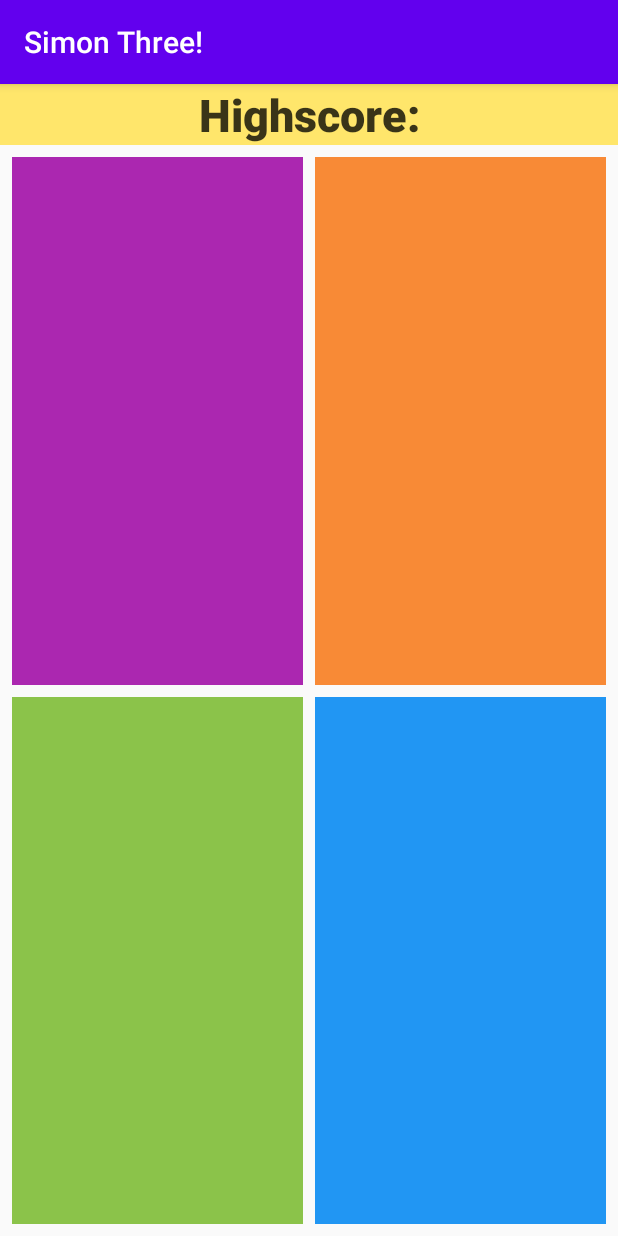
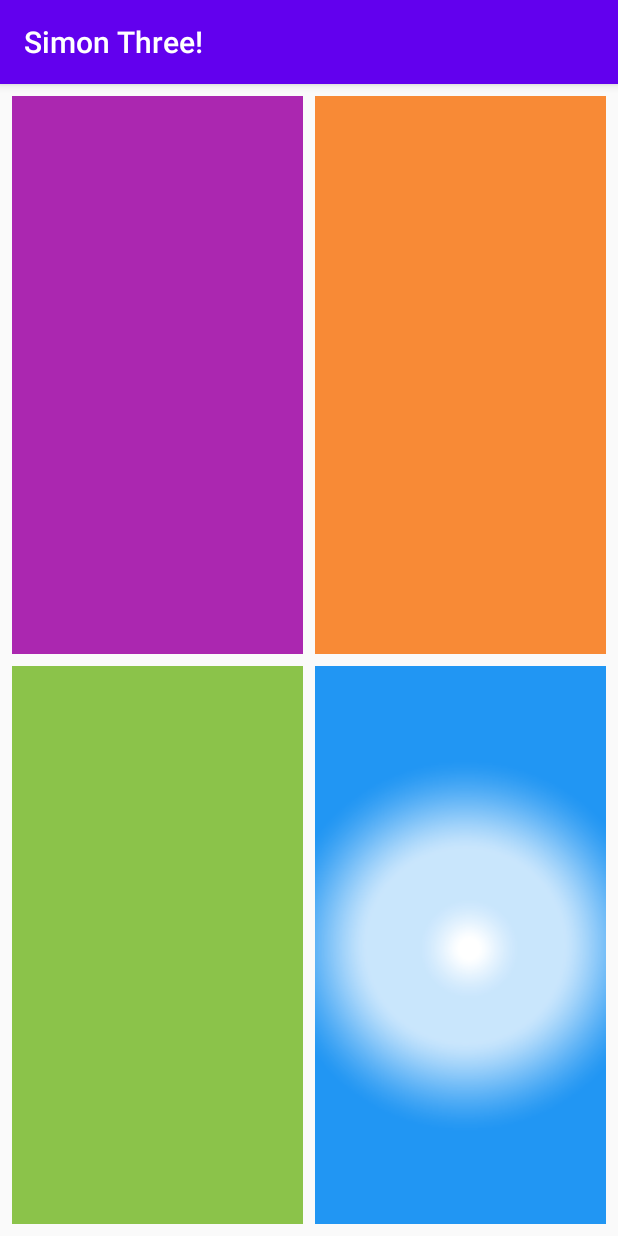
Before and after one commit to CGreenup/SimonThree, an Android app: the Game screen opened directly, with no data from a screen before it, after a tap on an icon or button, on a phone screen of 412 x 824 dp. Run offline under Robolectric (Android 15) with nearby library versions, the phone set to English and light mode, and no system bars; 3 other taps on this screen came first.

Commit message:
Revert "Added beeping"
This reverts commit 42b529e7

```diff
--- a/app/src/main/java/com/chrisgreenup/simonthree/Game.java
+++ b/app/src/main/java/com/chrisgreenup/simonthree/Game.java
@@ -1,15 +1,5 @@
 package com.chrisgreenup.simonthree;
 
-//TODO: make comparison of user input to one place in the history
-//TODO: add stuff to history
-//TODO: make player wait for simon to finish showing pattern
-//TODO: add high score
-//TODO: add writing high score to file
-//TODO: write high score from file during onCreate, unless file is empty
-
-import android.annotation.SuppressLint;
-import android.media.AudioAttributes;
-import android.media.SoundPool;
 import android.os.AsyncTask;
 import android.os.Bundle;
 import android.util.Log;
@@ -19,9 +9,7 @@ import android.widget.ImageButton;
 import androidx.appcompat.app.AppCompatActivity;
 
 import java.util.ArrayList;
-import java.util.HashSet;
 import java.util.Random;
-import java.util.Set;
 
 public class Game extends AppCompatActivity
 implements View.OnClickListener {
@@ -37,8 +25,6 @@ implements View.OnClickListener {
     //For determining the user's place in the sequence
     private int index;
 
-    private boolean playersTurn;
-
     private enum buttonCommands{
         RED, YELLOW, GREEN, BLUE;
         private static buttonCommands [] buttons = values();
@@ -48,54 +34,7 @@ implements View.OnClickListener {
         }
     }
 
-    private buttonCommands button = buttonCommands.RED;
-
-    //Variables of imagebuttons to let Simon flash and beep them to signal the player
-    private ImageButton imageButtonRed ;
-    private ImageButton imageButtonYellow ;
-    private ImageButton imageButtonGreen ;
-    private ImageButton imageButtonBlue;
-
-
-    private SoundPool soundPool;
-    private Set<Integer> soundsLoaded;
-
-    int beep1Id;
-    int beep2Id;
-    int beep3Id;
-    int beep4Id;
-
-    @Override
-    protected void onCreate(Bundle savedInstanceState) {
-        super.onCreate(savedInstanceState);
-        setContentView(R.layout.game_board);
-        soundsLoaded = new HashSet<Integer>();
-
-
-
-        //TODO: Set up buttons based on game mode (mainly color)
-
-        String id = "simon_button_";
-        for (int i = 0; i < 4; i++){
-            int resID = getResources().getIdentifier(id + i, "id", getPackageName());
-            ImageButton imageButton = findViewById(resID);
-            imageButton.setImageResource(R.drawable.light_off);
-            imageButton.setOnClickListener(this);
-        }
-
-        if (history != null){
-            history.clear();
-        }else{
-            history = new ArrayList<>();
-        }
-        history.add(button.next());
-
-        imageButtonRed = findViewById(R.id.simon_button_0);
-        imageButtonYellow = findViewById(R.id.simon_button_1);
-        imageButtonGreen = findViewById(R.id.simon_button_2);
-        imageButtonBlue = findViewById(R.id.simon_button_3);
-    }
-
+    buttonCommands button;
 
     @Override
     public void onClick(View view) {
@@ -119,30 +58,22 @@ implements View.OnClickListener {
                 break;
         }
 
+        ((ImageButton) view).setImageResource(R.drawable.light_on);
+        try {
+            Thread.sleep(300);
+        } catch (InterruptedException e) {
+            e.printStackTrace();
+        }
+        ((ImageButton) view).setImageResource(R.drawable.light_off);
+
+
         Log.i("SIMONSAYS", currentColor.toString());
 
-        //Make the button pressed beep
-        //soundsLoaded = new HashSet<Integer>();
-
-        //Make the button pressed flash
         ButtonFlash bf = new ButtonFlash();
         bf.execute((ImageButton) view);
 
-        //Make the button pressed beep
-        playBeep(currentColor);
-
-        history.add(button.next());
-
-        Log.i("SIMONHISTORY", "_____________________");
-        for (int i = 0; i < history.size(); i++){
-            Log.i("SIMONHISTORY", history.get(i).toString());
-        }
-        SimonSay ss = new SimonSay();
-        ss.execute();
-
     }
 
-    //Class for making the buttons on-screen flash as if there were an LED behind them
     class ButtonFlash extends AsyncTask<ImageButton, Void, Void> {
 
         @Override
@@ -155,7 +86,7 @@ implements View.OnClickListener {
             });
 
             try {
-                Thread.sleep(200);
+                Thread.sleep(300);
             } catch (InterruptedException e) {
                 e.printStackTrace();
             }
@@ -171,110 +102,32 @@ implements View.OnClickListener {
         }
     }
 
-    private void playBeep(buttonCommands color){
-        if (color.equals(button.RED)){
-            if (soundsLoaded.contains(beep1Id)){
-                soundPool.play(beep1Id, 1.0f, 1.0f,
-                        0, 0, 1.0f);
-            }
-        }
-        else if (color.equals(button.YELLOW)){
-            if (soundsLoaded.contains(beep2Id)){
-                soundPool.play(beep2Id, 1.0f, 1.0f,
-                        0, 0, 1.0f);
-            }
-        }
-        else if (color.equals(button.GREEN)){
-            if (soundsLoaded.contains(beep3Id)){
-                soundPool.play(beep3Id, 1.0f, 1.0f,
-                        0, 0, 1.0f);
-            }
-        }
-        else if (color.equals(button.BLUE)){
-            if (soundsLoaded.contains(beep4Id)){
-                soundPool.play(beep4Id, 1.0f, 1.0f,
-                        0, 0, 1.0f);
-            }
+    @Override
+    protected void onCreate(Bundle savedInstanceState) {
+        super.onCreate(savedInstanceState);
+        setContentView(R.layout.game_board);
+
+        //TODO: Set up buttons based on game mode (mainly color)
+
+        String id = "simon_button_";
+        for (int i = 0; i < 4; i++){
+            int resID = getResources().getIdentifier(id + i, "id", getPackageName());
+            ImageButton button = findViewById(resID);
+            button.setImageResource(R.drawable.light_off);
+            button.setOnClickListener(this);
         }
 
+        if (history != null)
+            history.clear();
     }
 
 
-    @Override
-    protected void onResume() {
-        super.onResume();
-
-        AudioAttributes.Builder attrBuilder = new AudioAttributes.Builder();
-        attrBuilder.setUsage(AudioAttributes.USAGE_GAME);
-
-        SoundPool.Builder spBuilder = new SoundPool.Builder();
-        spBuilder.setAudioAttributes(attrBuilder.build());
-        spBuilder.setMaxStreams(2);
-
-        soundPool = spBuilder.build();
-
-        soundPool.setOnLoadCompleteListener(new SoundPool.OnLoadCompleteListener() {
-            @Override
-            public void onLoadComplete(SoundPool soundPool, int sampleId, int status) {
-                if (status == 0){
-                    Log.i("SOUND", "Sound loaded " + sampleId);
-                    soundsLoaded.add(sampleId);
-                }else{
-                    Log.i("SOUND", "ERROR, cannot load sound status = " + status);
-                }
-            }
-        });
-
-        beep1Id  = soundPool.load(this, R.raw.bleep1, 1);
-        beep2Id  = soundPool.load(this, R.raw.bleep2, 1);
-        beep3Id  = soundPool.load(this, R.raw.bleep3, 1);
-        beep4Id = soundPool.load(this, R.raw.bleep4, 1);
-    }
-
-    class SimonSay extends AsyncTask<Void, Void, Void>{
-        @SuppressLint("WrongThread")
+    class simonPlay extends AsyncTask<Void, Void, Void>{
         @Override
         protected Void doInBackground(Void... voids) {
-            playersTurn = false;
-
-            try {
-                Thread.sleep(800);
-            } catch (InterruptedException e) {
-                e.printStackTrace();
-            }
-            ButtonFlash bf = new ButtonFlash();
-            for(int i = 0; i < history.size(); i++) {
-                bf.execute(getCorrespondingButton(history.get(i)));
-                try {
-                    Thread.sleep(800);
-                } catch (InterruptedException e) {
-                    e.printStackTrace();
-                }
-            }
+            history.add(button.next());
 
             return null;
         }
-
-        private ImageButton getCorrespondingButton(buttonCommands color){
-            if (color.equals(buttonCommands.RED))
-                return imageButtonRed;
-            else if (color.equals(buttonCommands.BLUE))
-                return imageButtonBlue;
-            else if (color.equals(buttonCommands.YELLOW))
-                return imageButtonYellow;
-            else if (color.equals(buttonCommands.GREEN))
-                return imageButtonGreen;
-            else{
-                Log.i("SIMONHISTORY", "ERROR WITH getCorrespondingButton");
-                return imageButtonRed;
-            }
-        }
-
-        //After Simon's turn, set it to the players turn and allow them to press buttons
-        @Override
-        protected void onPostExecute(Void aVoid) {
-            super.onPostExecute(aVoid);
-            playersTurn = true;
-        }
     }
 }
--- a/app/src/main/res/layout/game_board.xml
+++ b/app/src/main/res/layout/game_board.xml
@@ -18,7 +18,7 @@
         app:layout_constraintBottom_toTopOf="@+id/simon_button_2"
         app:layout_constraintEnd_toStartOf="@+id/simon_button_1"
         app:layout_constraintStart_toStartOf="parent"
-        app:layout_constraintTop_toBottomOf="@+id/high_score_tv"
+        app:layout_constraintTop_toTopOf="parent"
         app:srcCompat="@drawable/light_on" />
 
     <ImageButton
@@ -33,7 +33,7 @@
         app:layout_constraintBottom_toTopOf="@+id/simon_button_3"
         app:layout_constraintEnd_toEndOf="parent"
         app:layout_constraintStart_toEndOf="@+id/simon_button_0"
-        app:layout_constraintTop_toBottomOf="@+id/high_score_tv"
+        app:layout_constraintTop_toTopOf="parent"
         app:srcCompat="@drawable/light_on" />
 
     <ImageButton
@@ -65,18 +65,4 @@
         app:layout_constraintStart_toEndOf="@+id/simon_button_2"
         app:layout_constraintTop_toBottomOf="@+id/simon_button_1"
         app:srcCompat="@drawable/light_off" />
-
-    <TextView
-        android:id="@+id/high_score_tv"
-        android:layout_width="0dp"
-        android:layout_height="wrap_content"
-        android:background="#FFE66B"
-        android:fontFamily="sans-serif-black"
-        android:text="Highscore:"
-        android:textAlignment="center"
-        android:textColor="#C6000000"
-        android:textSize="30sp"
-        app:layout_constraintEnd_toEndOf="parent"
-        app:layout_constraintStart_toStartOf="parent"
-        app:layout_constraintTop_toTopOf="parent" />
 </androidx.constraintlayout.widget.ConstraintLayout>
--- a/app/src/main/res/raw/sources.txt
+++ /dev/null
@@ -1 +0,0 @@
-Bleep-SoundBible.com-1927126940.mp3  -  http://soundbible.com/1252-Bleep.html
```
Also changed, not shown: 4 other files.
